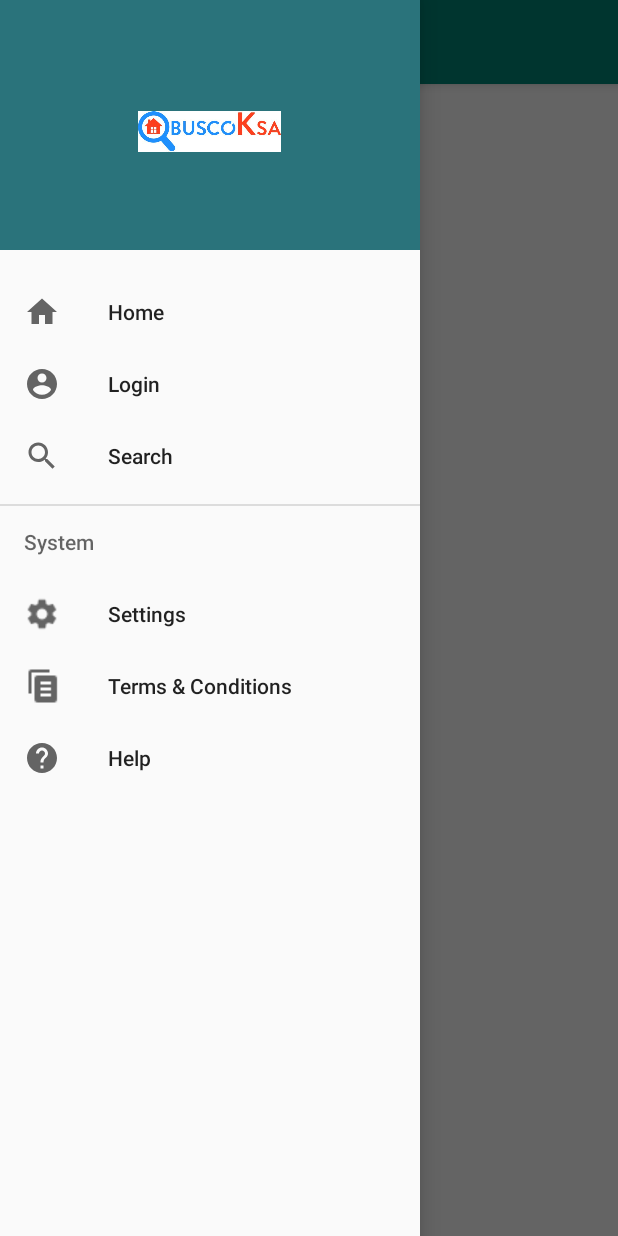
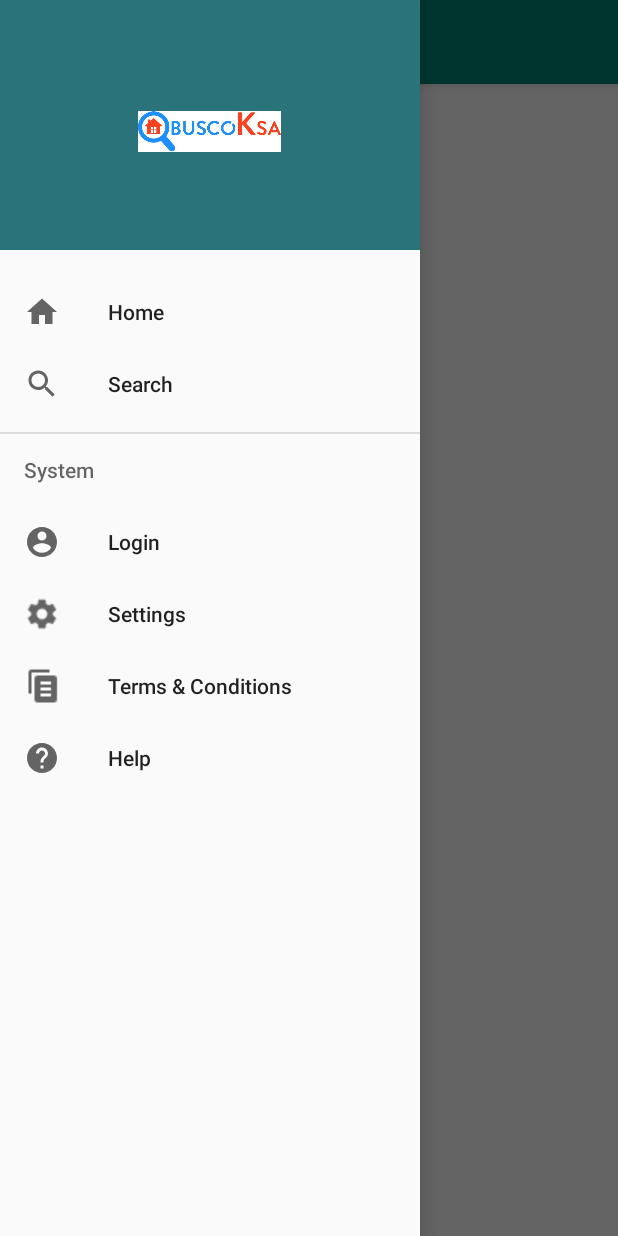
Before and after one commit to sestefan/buscoksa, an Android app: the screen it shows after launch (MainActivity), with the side drawer open, on a phone screen of 412 x 824 dp. Run offline under Robolectric (Android 15) with nearby library versions, the phone set to English and light mode, and no system bars; our stand-ins replace Picasso; libraries missing offline, so code that uses them is left out: com.facebook, jp.wasabeef.picasso; pictures from the network do not load; 2 statements that could not run were skipped.

Commit message:
Version estable

```diff
--- a/app/src/main/res/menu/main_activity_menu.xml
+++ b/app/src/main/res/menu/main_activity_menu.xml
@@ -12,16 +12,6 @@
             android:id="@+id/nav_bookmarks"
             android:icon="@drawable/baseline_bookmarks_24"
             android:title="@string/bookmarks" />
-        <item
-            android:id="@+id/nav_login"
-            android:icon="@drawable/baseline_account_circle_24"
-            android:title="@string/login" />
-
-        <item
-            android:id="@+id/nav_logout"
-            android:icon="@drawable/baseline_account_circle_24"
-            android:title="@string/logout"
-            android:visible="false" />
 
         <item
             android:id="@+id/nav_search"
@@ -31,6 +21,16 @@
 
     <item android:title="@string/system">
         <menu>
+            <item
+                android:id="@+id/nav_login"
+                android:icon="@drawable/baseline_account_circle_24"
+                android:title="@string/login" />
+
+            <item
+                android:id="@+id/nav_logout"
+                android:icon="@drawable/baseline_account_circle_24"
+                android:title="@string/logout"
+                android:visible="false" />
             <item
                 android:id="@+id/nav_settings"
                 android:icon="@drawable/baseline_settings_black_18"
```
Also changed, not shown: app/src/main/java/com/example/sestefan/proyecto/activity/MainActivity.java (+2 -7 lines), app/src/main/java/com/example/sestefan/proyecto/fragment/FacebookLoginFragment.java (+11 -1 lines).
